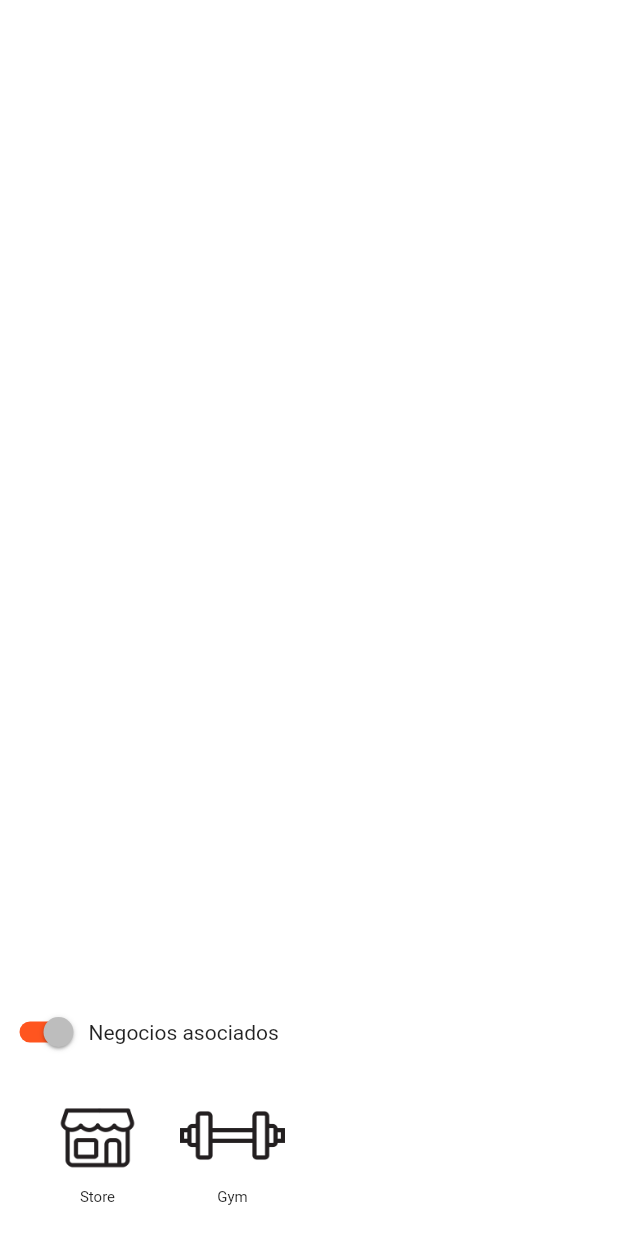
After one commit to luislortega/Hacksureste_2019, a Flutter app: the ZonaMapa screen opened directly, on a phone screen of 412 x 824 dp. The commit adds this screen. Run offline on Flutter 3.47's test engine with Material 2 defaults, Android fonts, the phone set to English and light mode, and no system bars.

Commit message:
Add map placeholder

```diff
--- a/frontend/lib/datosLugar.dart
+++ b/frontend/lib/datosLugar.dart
@@ -1,6 +1,7 @@
 import 'package:flutter/material.dart';
+import './zonaMapa.dart';
 
-class datosLugar extends StatelessWidget {
+class DatosLugar extends StatelessWidget {
   hexColor (String colorhexcode) {
     String colornew = '0xff' + colorhexcode;
     colornew = colornew.replaceAll('#', '');
@@ -43,7 +44,7 @@ class datosLugar extends StatelessWidget {
             Padding(
               padding: const EdgeInsets.symmetric(horizontal: 20.0),
               child: new TextField(
-              obscureText: true,
+              obscureText: false,
               decoration: new InputDecoration(
                 labelText: "Municipio"
                 ),
@@ -64,7 +65,7 @@ class datosLugar extends StatelessWidget {
               color: Color((hexColor('#FF551F'))),
               shape: StadiumBorder(),
               onPressed: (){
-                Navigator.push(context, MaterialPageRoute(builder: (context) { return datosLugar(); }));
+                Navigator.push(context, MaterialPageRoute(builder: (context) { return ZonaMapa(); }));
                 },
             ),
           ],
--- a/frontend/lib/main.dart
+++ b/frontend/lib/main.dart
@@ -82,7 +82,7 @@ class _MyHomePageState extends State<MyHomePage> {
               color: Color((hexColor('#FF551F'))),
               shape: StadiumBorder(),
               onPressed: (){
-                Navigator.push(context, MaterialPageRoute(builder: (context) { return datosLugar(); }));
+                Navigator.push(context, MaterialPageRoute(builder: (context) { return DatosLugar(); }));
                 },
             ),
           ],
--- /dev/null
+++ b/frontend/lib/zonaMapa.dart
@@ -0,0 +1,81 @@
+import 'package:flutter/material.dart';
+
+class ZonaMapa extends StatelessWidget {
+  hexColor (String colorhexcode) {
+    String colornew = '0xff' + colorhexcode;
+    colornew = colornew.replaceAll('#', '');
+    int colorInt = int.parse(colornew);
+    return colorInt;
+  }
+
+  @override
+  Widget build(BuildContext context) {
+    return Scaffold(
+      body: Center(
+        child: Column(
+          mainAxisAlignment: MainAxisAlignment.end,
+          children: <Widget>[
+            new Row(
+                children: <Widget>[
+                  Switch(
+                    value: true,
+                    activeColor: Color(hexColor('#FF551F')),
+                    activeTrackColor: Color(hexColor('#FF551F')),
+                  ),
+                  Text("Negocios asociados")]
+            ),
+            new SizedBox(
+              height: 10.0,
+            ),
+            Padding(
+              padding: const EdgeInsets.symmetric(horizontal: 20.0),
+              child: new Row(
+                children: <Widget>[
+                  Padding(
+                    padding: const EdgeInsets.symmetric(horizontal: 10.0),
+                    child: new Column(
+                      children: <Widget>[
+                        Image.asset(
+                          'assets/iconfinder_store_384881.png',
+                          width: 70.0,
+                          height: 70.0,
+                        ),
+                        Text(
+                          "Store",
+                          style: TextStyle(
+                            fontSize: 10.0,
+                          ),
+                        )
+                      ],
+                    ),
+                  ),
+                  Padding(
+                    padding: const EdgeInsets.symmetric(horizontal: 10.0),
+                    child: new Column(
+                      children: <Widget>[
+                        Image.asset(
+                          'assets/iconfinder_dumbbell_1118213.png',
+                          width: 70.0,
+                          height: 70.0,
+                          ),
+                        Text(
+                          "Gym",
+                          style: TextStyle(
+                            fontSize: 10.0,
+                          ),
+                        )
+                      ],
+                    )
+                  )
+                ]
+              ),
+            ),
+            new SizedBox(
+                height: 20.0,
+            ),
+          ],
+        ),
+      ),
+    );
+  }
+}
--- a/frontend/pubspec.yaml
+++ b/frontend/pubspec.yaml
@@ -32,6 +32,8 @@ dev_dependencies:
 flutter:
   assets:
     - assets/Logo_Bepensa.png
+    - assets/iconfinder_dumbbell_1118213.png
+    - assets/iconfinder_store_384881.png
   # The following line ensures that the Material Icons font is
   # included with your application, so that you can use the icons in
   # the material Icons class.
```
Also changed, not shown: frontend/assets/iconfinder_dumbbell_1118213.png (added), frontend/assets/iconfinder_store_384881.png (added).
